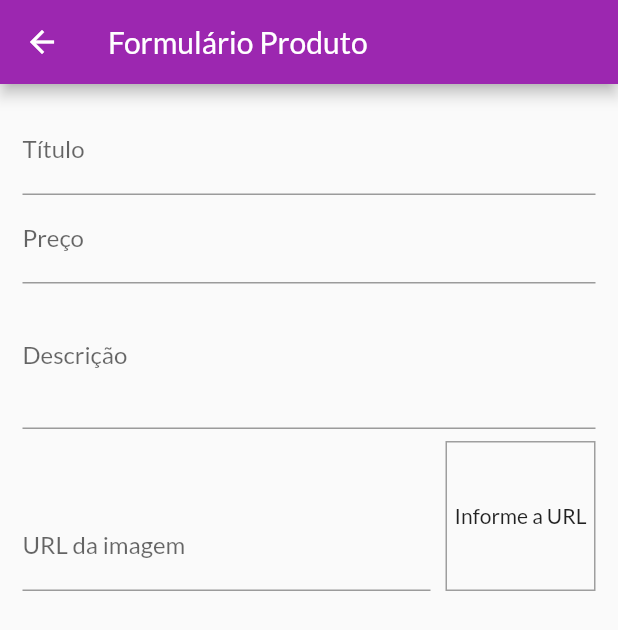
After one commit to scmfaria/shop, a Flutter app: the ProductFormScreen screen opened by its route, on a phone screen of 412 x 824 dp. The commit adds this screen. Shown: the top 630 px of the screen. Run offline on Flutter 3.47's test engine with Material 2 defaults, Android fonts, the phone set to English and light mode, and no system bars; network calls fail.

Commit message:
add product form

```diff
--- a/lib/main.dart
+++ b/lib/main.dart
@@ -3,6 +3,8 @@ import 'package:provider/provider.dart';
 import 'package:shop/providers/orders.dart';
 import 'package:shop/utils/app_routes.dart';
 import 'package:shop/views/orders_screen.dart';
+import 'package:shop/views/product_form_screen.dart';
+import 'package:shop/views/products_screen.dart';
 
 import './views/products_overview_screen.dart';
 import './views/product_detail_screen.dart';
@@ -45,6 +47,8 @@ class MyApp extends StatelessWidget {
           AppRoutes.PRODUCT_DETAIL: (ctx) => ProductDetailScreen(),
           AppRoutes.CART: (ctx) => CartScreen(),
           AppRoutes.ORDERS: (ctx) => OrderScreen(),
+          AppRoutes.PRODUCTS: (ctx) => ProductsScreen(),
+          AppRoutes.PRODUCT_FORM: (ctx) => ProductFormScreen(),
         },
       ),
     );
--- a/lib/providers/products.dart
+++ b/lib/providers/products.dart
@@ -34,4 +34,8 @@ class Products with ChangeNotifier {
     // para notificar "os interessados" sobre que a lista mudou
     notifyListeners();
   }
+
+  int get productsCount {
+    return _items.length;
+  }
 }
--- a/lib/utils/app_routes.dart
+++ b/lib/utils/app_routes.dart
@@ -3,4 +3,6 @@ class AppRoutes {
   static const CART = '/cart';
   static const ORDERS = '/orders';
   static const HOME = '/home';
+  static const PRODUCTS = '/products';
+  static const PRODUCT_FORM = '/product_form';
 }
--- /dev/null
+++ b/lib/views/product_form_screen.dart
@@ -0,0 +1,110 @@
+import 'package:flutter/material.dart';
+
+class ProductFormScreen extends StatefulWidget {
+  @override
+  _ProductFormScreenState createState() => _ProductFormScreenState();
+}
+
+class _ProductFormScreenState extends State<ProductFormScreen> {
+  final _priceFocusNode = FocusNode();
+  final _descriptionFocusNode = FocusNode();
+  final _imageFocusNode = FocusNode();
+  final _imageUrlController = TextEditingController();
+
+  void _updateImage() {
+    setState(() {
+
+    });
+  }
+
+  @override
+  void initState() {
+    super.initState();
+    _imageFocusNode.addListener(_updateImage);
+  }
+
+  @override
+  void dispose() {
+    super.dispose();
+    _priceFocusNode.dispose();
+    _descriptionFocusNode.dispose();
+    _imageFocusNode.removeListener(_updateImage);
+    _imageFocusNode.dispose();
+  }
+
+  @override
+  Widget build(BuildContext context) {
+    return Scaffold(
+      appBar: AppBar(
+        title: Text('Formulário Produto'),
+      ),
+      body: Padding(
+        padding: const EdgeInsets.all(15.0),
+        child: Form(
+          child: ListView(
+            children: [
+              TextFormField(
+                decoration: InputDecoration(labelText: 'Título'),
+                textInputAction: TextInputAction.next,
+                onFieldSubmitted: (_) {
+                  FocusScope.of(context).requestFocus(_priceFocusNode);
+                },
+              ),
+              TextFormField(
+                decoration: InputDecoration(labelText: 'Preço'),
+                textInputAction: TextInputAction.next,
+                focusNode: _priceFocusNode,
+                keyboardType: TextInputType.numberWithOptions(
+                  decimal: true,
+                ),
+                onFieldSubmitted: (_) {
+                  FocusScope.of(context).requestFocus(_descriptionFocusNode);
+                },
+              ),
+              TextFormField(
+                decoration: InputDecoration(labelText: 'Descrição'),
+                maxLines: 3,
+                keyboardType: TextInputType.multiline,
+                focusNode: _descriptionFocusNode,
+              ),
+              Row(
+                crossAxisAlignment: CrossAxisAlignment.end,
+                children: [
+                  Expanded(
+                    child: TextFormField(
+                      decoration: InputDecoration(labelText: 'URL da imagem'),
+                      keyboardType: TextInputType.url,
+                      textInputAction: TextInputAction.done,
+                      focusNode: _imageFocusNode,
+                      controller: _imageUrlController,
+                    ),
+                  ),
+                  Container(
+                    height: 100,
+                    width: 100,
+                    margin: EdgeInsets.only(top: 8, left: 10),
+                    decoration: BoxDecoration(
+                      border: Border.all(
+                        color: Colors.grey,
+                        width: 1,
+                      )
+                    ),
+                    alignment: Alignment.center,
+                    child: _imageUrlController.text.isEmpty
+                      ? Text('Informe a URL')
+                      : FittedBox(
+                        child: Image.network(
+                          _imageUrlController.text,
+                          fit: BoxFit.cover,
+                        ),
+                      ),
+                  ),
+                ],
+              ),
+            ],
+          ),
+        ),
+      ),
+    );
+  }
+}
```
Also changed, not shown: lib/views/products_screen.dart (added, +42 -0 lines), lib/widgets/app_drawer.dart (+10 -0 lines), lib/widgets/product_item.dart (added, +36 -0 lines).
